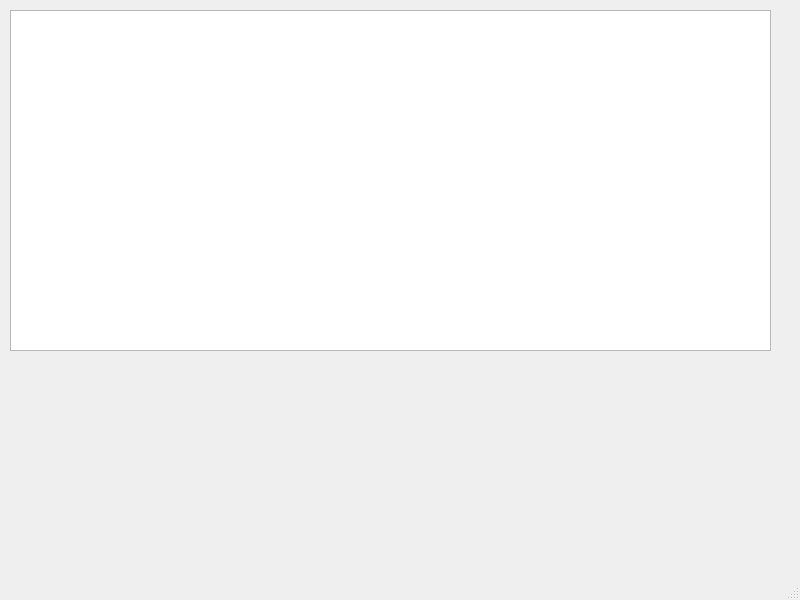
Above: mainwindow.ui from taliyos/DialogueCreatorForGames before the change. Below: the same form after it.
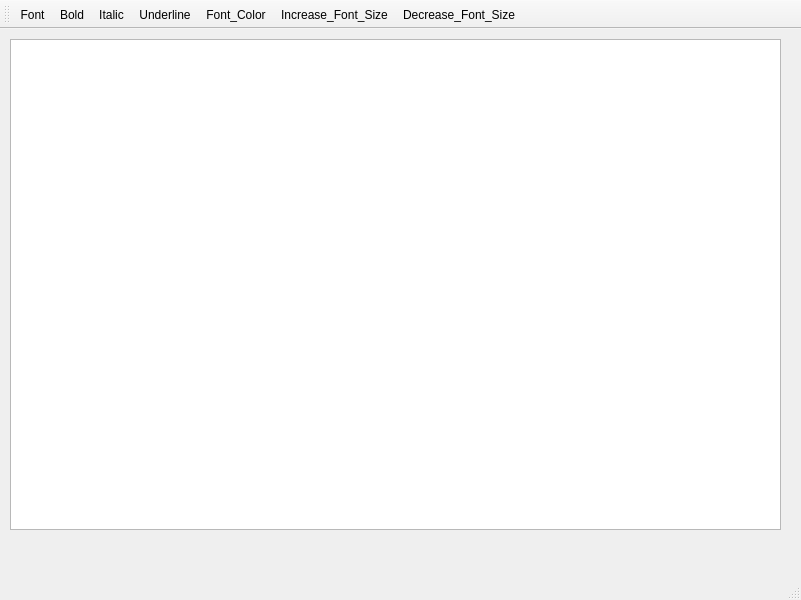
That is the form after the change. Icons and pictures are not drawn.

Commit message: added some features: Font, Increase, Decrease Fontsize, Bold, Italic, Underline, FontColor. Also added some free Icons

What changed in the file:
```diff
--- a/mainwindow.ui
+++ b/mainwindow.ui
@@ -6,7 +6,7 @@
    <rect>
     <x>0</x>
     <y>0</y>
-    <width>800</width>
+    <width>801</width>
     <height>600</height>
    </rect>
   </property>
@@ -19,8 +19,8 @@
      <rect>
       <x>10</x>
       <y>10</y>
-      <width>761</width>
-      <height>341</height>
+      <width>771</width>
+      <height>491</height>
      </rect>
     </property>
     <property name="textEdit" stdset="0">
@@ -35,6 +35,25 @@
     </property>
    </widget>
   </widget>
+  <widget class="QStatusBar" name="statusbar"/>
+  <widget class="QToolBar" name="toolBar">
+   <property name="windowTitle">
+    <string>toolBar</string>
+   </property>
+   <attribute name="toolBarArea">
+    <enum>TopToolBarArea</enum>
+   </attribute>
+   <attribute name="toolBarBreak">
+    <bool>false</bool>
+   </attribute>
+   <addaction name="actionFont"/>
+   <addaction name="actionBold"/>
+   <addaction name="actionItalic"/>
+   <addaction name="actionUnderline"/>
+   <addaction name="actionFont_Color"/>
+   <addaction name="actionIncrease_Font_Size"/>
+   <addaction name="actionDecrease_Font_Size"/>
+  </widget>
   <widget class="QMenuBar" name="menubar">
    <property name="geometry">
     <rect>
@@ -45,7 +64,6 @@
     </rect>
    </property>
   </widget>
-  <widget class="QStatusBar" name="statusbar"/>
   <action name="actionNew">
    <property name="text">
     <string>New</string>
@@ -71,6 +89,69 @@
     <string>Exit</string>
    </property>
   </action>
+  <action name="actionFont">
+   <property name="icon">
+    <iconset resource="Resources.qrc">
+     <normaloff>:/rec/img/3551865-200.png</normaloff>:/rec/img/3551865-200.png</iconset>
+   </property>
+   <property name="text">
+    <string>Font</string>
+   </property>
+  </action>
+  <action name="actionIncrease_Font_Size">
+   <property name="icon">
+    <iconset resource="Resources.qrc">
+     <normaloff>:/rec/img/increase-font-size.png</normaloff>:/rec/img/increase-font-size.png</iconset>
+   </property>
+   <property name="text">
+    <string>Increase_Font_Size</string>
+   </property>
+  </action>
+  <action name="actionDecrease_Font_Size">
+   <property name="icon">
+    <iconset resource="Resources.qrc">
+     <normaloff>:/rec/img/decrease-font-size.png</normaloff>:/rec/img/decrease-font-size.png</iconset>
+   </property>
+   <property name="text">
+    <string>Decrease_Font_Size</string>
+   </property>
+  </action>
+  <action name="actionFont_Color">
+   <property name="icon">
+    <iconset resource="Resources.qrc">
+     <normaloff>:/rec/img/font-color-icon-6.jpg</normaloff>:/rec/img/font-color-icon-6.jpg</iconset>
+   </property>
+   <property name="text">
+    <string>Font_Color</string>
+   </property>
+  </action>
+  <action name="actionBold">
+   <property name="icon">
+    <iconset resource="Resources.qrc">
+     <normaloff>:/rec/img/61598-200.png</normaloff>:/rec/img/61598-200.png</iconset>
+   </property>
+   <property name="text">
+    <string>Bold</string>
+   </property>
+  </action>
+  <action name="actionItalic">
+   <property name="icon">
+    <iconset resource="Resources.qrc">
+     <normaloff>:/rec/img/italic.png</normaloff>:/rec/img/italic.png</iconset>
+   </property>
+   <property name="text">
+    <string>Italic</string>
+   </property>
+  </action>
+  <action name="actionUnderline">
+   <property name="icon">
+    <iconset resource="Resources.qrc">
+     <normaloff>:/rec/img/underline_120323.png</normaloff>:/rec/img/underline_120323.png</iconset>
+   </property>
+   <property name="text">
+    <string>Underline</string>
+   </property>
+  </action>
  </widget>
  <resources/>
  <connections/>
```
Left out of the diff: 26 changed lines with no effect on the pictures. The commit also changes 26 other files.
